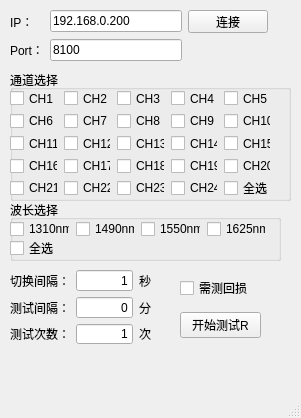
This is UI/main.ui in lidingke/MAP200 as Qt 5 draws it before an edit. The edited form follows.
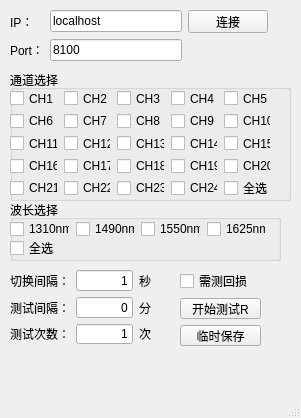
This is the edited form.

```diff
--- a/UI/main.ui
+++ b/UI/main.ui
@@ -308,7 +308,7 @@
      <item row="0" column="1">
       <widget class="QLineEdit" name="ipaddr">
        <property name="text">
-        <string>192.168.0.200</string>
+        <string>localhost</string>
        </property>
       </widget>
      </item>
@@ -359,6 +359,13 @@
        </property>
       </widget>
      </item>
+     <item row="2" column="0">
+      <widget class="QPushButton" name="saveCurrent">
+       <property name="text">
+        <string>临时保存</string>
+       </property>
+      </widget>
+     </item>
     </layout>
    </widget>
    <widget class="QWidget" name="layoutWidget">
```
Left out of the diff: 8 changed lines with no effect on the pictures.
